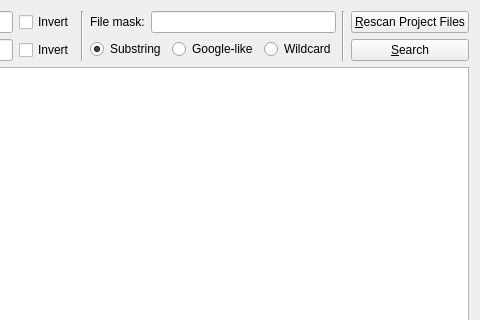
First picture: the form in src/tm/queryoptions.ui, repository KDE/lokalize, before the edit; both pictures show x 117 to 597 and y 0 to 320 of the 597 by 527 pixel window.
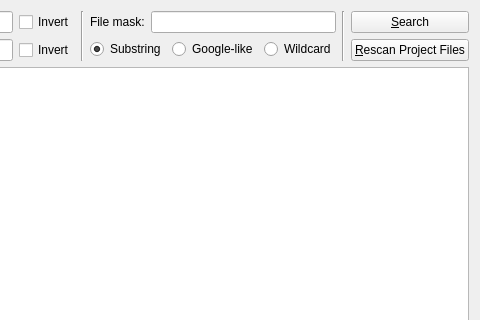
Second picture: the form after the edit. Custom widgets are drawn as their Qt base class.

Commit message: swap 'Search' and 'Rescan Project Files' because I always want to press the latter, while i only want to press former.

```diff
--- a/src/tm/queryoptions.ui
+++ b/src/tm/queryoptions.ui
@@ -165,6 +165,13 @@
      </item>
      <item>
       <layout class="QVBoxLayout" name="buttonsLayout" >
+       <item>
+        <widget class="QPushButton" name="doFind" >
+         <property name="text" >
+          <string>&amp;Search</string>
+         </property>
+        </widget>
+       </item>
        <item>
         <widget class="QPushButton" name="doUpdateTM" >
          <property name="toolTip" >
@@ -175,13 +182,6 @@
          </property>
         </widget>
        </item>
-       <item>
-        <widget class="QPushButton" name="doFind" >
-         <property name="text" >
-          <string>&amp;Search</string>
-         </property>
-        </widget>
-       </item>
       </layout>
      </item>
     </layout>
```
